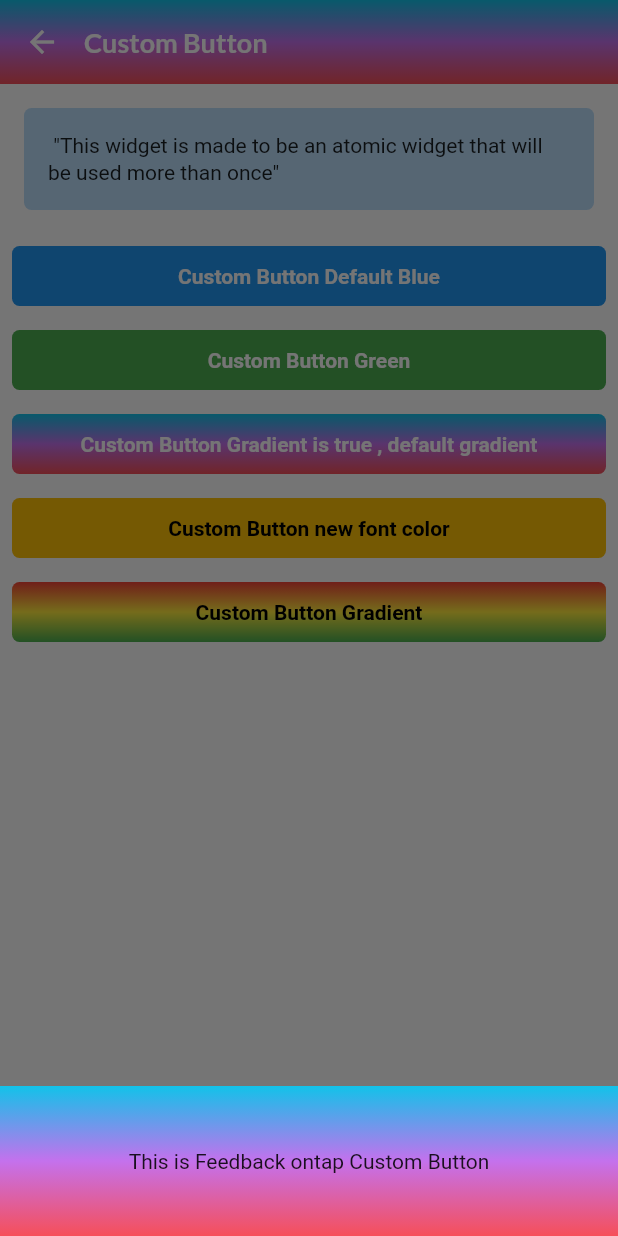
After one commit to anjarnaufals/laboratorium, a Flutter app: the CustombuttonView screen opened by its route, after a tap on "Custom Button Gradient is true , default", on a phone screen of 412 x 824 dp. The commit adds this screen. Run offline on Flutter 3.47's test engine with Material 2 defaults, Android fonts, the phone set to English and light mode, and no system bars; our stand-ins replace flutter_svg, get, google_fonts, pull_to_refresh_flutter3.

Commit message:
add custom button

```diff
--- a/lib/app/modules/all/controllers/all_controller.dart
+++ b/lib/app/modules/all/controllers/all_controller.dart
@@ -8,6 +8,7 @@ class AllController extends GetxController {
     Menu(menu: "TextField", route: Routes.TEXTFIELD),
     Menu(menu: "Date Picker", route: Routes.DATE_PICKER),
     Menu(menu: "Menu with pageview", route: Routes.PGVIEW),
+    Menu(menu: "Custom Button", route: Routes.CUSTOMBUTTON),
   ];
 
   @override
--- /dev/null
+++ b/lib/app/modules/custombutton/bindings/custombutton_binding.dart
@@ -0,0 +1,12 @@
+import 'package:get/get.dart';
+
+import '../controllers/custombutton_controller.dart';
+
+class CustombuttonBinding extends Bindings {
+  @override
+  void dependencies() {
+    Get.lazyPut<CustombuttonController>(
+      () => CustombuttonController(),
+    );
+  }
+}
--- /dev/null
+++ b/lib/app/modules/custombutton/controllers/custombutton_controller.dart
@@ -0,0 +1,20 @@
+import 'package:get/get.dart';
+
+class CustombuttonController extends GetxController {
+  //TODO: Implement CustombuttonController
+
+  final count = 0.obs;
+  @override
+  void onInit() {
+    super.onInit();
+  }
+
+  @override
+  void onReady() {
+    super.onReady();
+  }
+
+  @override
+  void onClose() {}
+  void increment() => count.value++;
+}
--- /dev/null
+++ b/lib/app/modules/custombutton/views/custombutton_view.dart
@@ -0,0 +1,234 @@
+import 'package:flower_app/app/data/atom/custom_appbar.dart';
+import 'package:flutter/material.dart';
+
+import 'package:get/get.dart';
+import 'package:google_fonts/google_fonts.dart';
+
+import '../controllers/custombutton_controller.dart';
+
+class CustombuttonView extends GetView<CustombuttonController> {
+  @override
+  Widget build(BuildContext context) {
+    return Scaffold(
+      body: CustomScrollView(
+        slivers: [
+          _AppBar(),
+          _Description(),
+          SliverToBoxAdapter(
+            child: Padding(
+              padding: const EdgeInsets.all(8.0),
+              child: CustomButton(
+                ontap: () {
+                  Get.bottomSheet(Container(
+                      color: Colors.blue,
+                      height: 100,
+                      child: Center(
+                          child:
+                              Text("This is Feedback ontap Custom Button"))));
+                },
+                text: 'Custom Button Default Blue',
+              ),
+            ),
+          ),
+          SliverToBoxAdapter(
+            child: Padding(
+              padding: const EdgeInsets.all(8.0),
+              child: CustomButton(
+                ontap: () {
+                  Get.bottomSheet(Container(
+                      color: Colors.green,
+                      height: 100,
+                      child: Center(
+                          child:
+                              Text("This is Feedback ontap Custom Button"))));
+                },
+                text: 'Custom Button Green',
+                bgColor: Colors.green,
+              ),
+            ),
+          ),
+          SliverToBoxAdapter(
+            child: Padding(
+              padding: const EdgeInsets.all(8.0),
+              child: CustomButton(
+                ontap: () {
+                  Get.bottomSheet(Container(
+                      decoration: BoxDecoration(
+                          gradient: LinearGradient(
+                              begin: Alignment.topCenter,
+                              end: Alignment.bottomCenter,
+                              colors: [
+                            Get.theme.primaryColor,
+                            Get.theme.primaryColorLight,
+                            Get.theme.primaryColorDark,
+                          ])),
+                      height: 100,
+                      child: Center(
+                          child:
+                              Text("This is Feedback ontap Custom Button"))));
+                },
+                text: 'Custom Button Gradient is true , default gradient',
+                isGradient: true,
+              ),
+            ),
+          ),
+          SliverToBoxAdapter(
+            child: Padding(
+              padding: const EdgeInsets.all(8.0),
+              child: CustomButton(
+                ontap: () {
+                  Get.bottomSheet(Container(
+                      color: Colors.amber,
+                      height: 100,
+                      child: Center(
+                          child:
+                              Text("This is Feedback ontap Custom Button"))));
+                },
+                text: 'Custom Button new font color',
+                bgColor: Colors.amber,
+                fontColor: Colors.black,
+              ),
+            ),
+          ),
+          SliverToBoxAdapter(
+            child: Padding(
+              padding: const EdgeInsets.all(8.0),
+              child: CustomButton(
+                ontap: () {
+                  Get.bottomSheet(Container(
+                      decoration: BoxDecoration(
+                          gradient: LinearGradient(
+                              begin: Alignment.topCenter,
+                              end: Alignment.bottomCenter,
+                              colors: [
+                            Colors.red,
+                            Colors.yellow,
+                            Colors.green,
+                          ])),
+                      height: 100,
+                      child: Center(
+                          child:
+                              Text("This is Feedback ontap Custom Button"))));
+                },
+                text: 'Custom Button Gradient',
+                isGradient: true,
+                gradient: LinearGradient(
+                    begin: Alignment.topCenter,
+                    end: Alignment.bottomCenter,
+                    colors: [
+                      Colors.red,
+                      Colors.yellow,
+                      Colors.green,
+                    ]),
+                fontColor: Colors.black,
+              ),
+            ),
+          ),
+        ],
+      ),
+    );
+  }
+}
+
+class CustomButton extends StatelessWidget {
+  final Function ontap;
+  final String text;
+  final Color? bgColor;
+  final double? width;
+  final double? fontSize;
+  final Color? fontColor;
+  final bool? isGradient;
+  final Gradient? gradient;
+
+  const CustomButton({
+    Key? key,
+    required this.ontap,
+    required this.text,
+    this.bgColor,
+    this.width,
+    this.fontSize,
+    this.fontColor,
+    this.isGradient,
+    this.gradient,
+  }) : super(key: key);
+
+  @override
+  Widget build(BuildContext context) {
+    return Ink(
+      decoration: BoxDecoration(
+        color: isGradient == true ? null : bgColor ?? Colors.blue,
+        gradient: isGradient == true
+            ? gradient ??
+                LinearGradient(
+                    begin: Alignment.topCenter,
+                    end: Alignment.bottomCenter,
+                    colors: [
+                      Get.theme.primaryColor,
+                      Get.theme.primaryColorLight,
+                      Get.theme.primaryColorDark,
+                    ])
+            : null,
+        borderRadius: BorderRadius.circular(5),
+      ),
+      child: InkWell(
+        borderRadius: BorderRadius.circular(5),
+        onTap: () {
+          ontap();
+        },
+        child: Container(
+          decoration: BoxDecoration(
+              color: Colors.transparent,
+              borderRadius: BorderRadius.circular(5)),
+          height: 40,
+          width: width ?? Get.width,
+          child: Center(
+            child: Text(
+              text,
+              style: GoogleFonts.roboto(
+                  fontSize: fontSize ?? 14,
+                  color: fontColor ?? Colors.white,
+                  fontWeight: FontWeight.w600),
+            ),
+          ),
+        ),
+      ),
+    );
+  }
+}
+
+class _Description extends StatelessWidget {
+  const _Description({
+    Key? key,
+  }) : super(key: key);
+
+  @override
+  Widget build(BuildContext context) {
+    return SliverToBoxAdapter(
+      child: Container(
+        decoration: BoxDecoration(
+            color: Colors.blue[100], borderRadius: BorderRadius.circular(5)),
+        margin: const EdgeInsets.all(16),
+        padding: const EdgeInsets.all(16),
+        child: Text(
+          " \"This widget is made to be an atomic widget that will be used more than once\" ",
+          style: GoogleFonts.roboto(
+            height: 1.3,
+          ),
+        ),
+      ),
+    );
+  }
+}
+
+class _AppBar extends StatelessWidget {
+  const _AppBar({
+    Key? key,
+  }) : super(key: key);
+
+  @override
+  Widget build(BuildContext context) {
+    return SliverToBoxAdapter(
+      child: CustomAppbar(title: "Custom Button", backButton: true),
+    );
+  }
+}
--- a/lib/app/modules/pgview/views/example_notif_view.dart
+++ b/lib/app/modules/pgview/views/example_notif_view.dart
@@ -11,6 +11,9 @@ class ExNotifView extends StatelessWidget {
         slivers: [
           SliverToBoxAdapter(
             child: CustomAppbar(title: "ExNotifView"),
+          ),
+          SliverFillRemaining(
+            child: Center(child: Text("Example Notif View")),
           )
         ],
       ),
--- a/lib/app/modules/pgview/views/example_profile_view.dart
+++ b/lib/app/modules/pgview/views/example_profile_view.dart
@@ -11,6 +11,9 @@ class ExProfileView extends StatelessWidget {
         slivers: [
           SliverToBoxAdapter(
             child: CustomAppbar(title: "ExProfileView"),
+          ),
+          SliverFillRemaining(
+            child: Center(child: Text("Example Profile View")),
           )
         ],
       ),
--- a/lib/app/routes/app_pages.dart
+++ b/lib/app/routes/app_pages.dart
@@ -2,6 +2,8 @@ import 'package:get/get.dart';
 
 import 'package:flower_app/app/modules/all/bindings/all_binding.dart';
 import 'package:flower_app/app/modules/all/views/all_view.dart';
+import 'package:flower_app/app/modules/custombutton/bindings/custombutton_binding.dart';
+import 'package:flower_app/app/modules/custombutton/views/custombutton_view.dart';
 import 'package:flower_app/app/modules/date_picker/bindings/date_picker_binding.dart';
 import 'package:flower_app/app/modules/date_picker/views/date_picker_view.dart';
 import 'package:flower_app/app/modules/home/bindings/home_binding.dart';
@@ -56,5 +58,11 @@ class AppPages {
       binding: PgviewBinding(),
       transition: Transition.leftToRight,
     ),
+    GetPage(
+      name: _Paths.CUSTOMBUTTON,
+      page: () => CustombuttonView(),
+      binding: CustombuttonBinding(),
+      transition: Transition.size,
+    ),
   ];
 }
--- a/lib/app/routes/app_routes.dart
+++ b/lib/app/routes/app_routes.dart
@@ -10,6 +10,7 @@ abstract class Routes {
   static const TEXTFIELD = _Paths.TEXTFIELD;
   static const DATE_PICKER = _Paths.DATE_PICKER;
   static const PGVIEW = _Paths.PGVIEW;
+  static const CUSTOMBUTTON = _Paths.CUSTOMBUTTON;
 }
 
 abstract class _Paths {
@@ -19,4 +20,5 @@ abstract class _Paths {
   static const TEXTFIELD = '/textfield';
   static const DATE_PICKER = '/date-picker';
   static const PGVIEW = '/pgview';
+  static const CUSTOMBUTTON = '/custombutton';
 }
```
